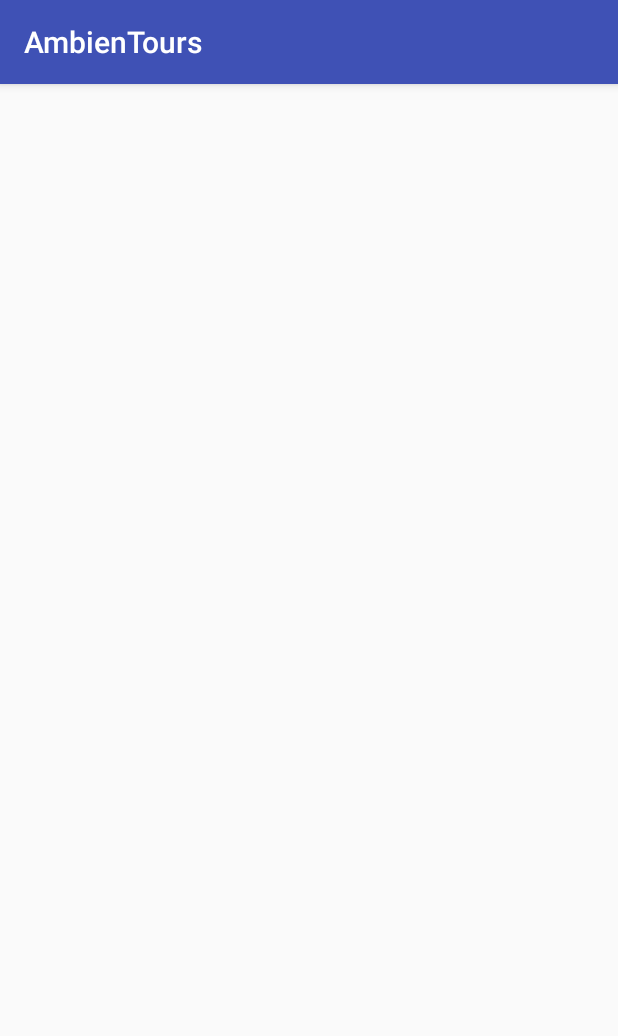
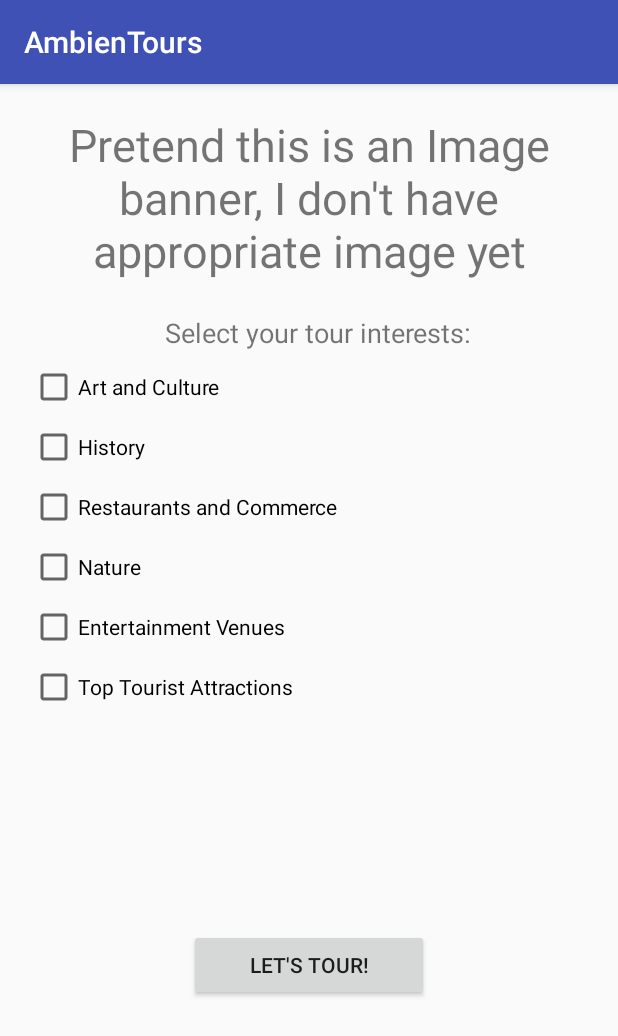
Before and after one commit to keshrs/AmbienTours, an Android app: the InterestSelectionActivity screen opened directly, with no data from a screen before it, on a phone screen of 412 x 824 dp. Shown: the top 1036 px of the screen. Run offline under Robolectric (Android 15) with nearby library versions, the phone set to English and light mode, and no system bars.

Commit message:
Fill out interest selection activity.

```diff
--- a/app/src/main/java/com/rikeshsubedi/ambientours/WelcomeActivity.java
+++ b/app/src/main/java/com/rikeshsubedi/ambientours/WelcomeActivity.java
@@ -20,7 +20,6 @@ public class WelcomeActivity extends AppCompatActivity {
             public void onClick(View v) {
                 Intent gotoOptions = new Intent(WelcomeActivity.this, InterestSelectionActivity.class);
                 startActivity(gotoOptions);
-                finish();
             }
         });
     }
--- a/app/src/main/res/layout/activity_interest_selection.xml
+++ b/app/src/main/res/layout/activity_interest_selection.xml
@@ -6,4 +6,104 @@
     android:layout_height="match_parent"
     tools:context=".InterestSelectionActivity">
 
+    <TextView
+        android:id="@+id/textView4"
+        android:layout_width="367dp"
+        android:layout_height="118dp"
+        android:layout_marginEnd="8dp"
+        android:layout_marginStart="8dp"
+        android:layout_marginTop="20dp"
+        android:text="Pretend this is an Image banner, I don't have appropriate image yet"
+        android:textAlignment="center"
+        android:textSize="30sp"
+        app:layout_constraintEnd_toEndOf="parent"
+        app:layout_constraintStart_toStartOf="parent"
+        app:layout_constraintTop_toTopOf="parent" />
+
+    <Button
+        android:id="@+id/btnTour"
+        android:layout_width="160dp"
+        android:layout_height="wrap_content"
+        android:layout_marginBottom="20dp"
+        android:layout_marginEnd="8dp"
+        android:layout_marginStart="8dp"
+        android:layout_marginTop="8dp"
+        android:text="@string/lets_tour"
+        app:layout_constraintBottom_toBottomOf="parent"
+        app:layout_constraintEnd_toEndOf="parent"
+        app:layout_constraintStart_toStartOf="parent"
+        app:layout_constraintTop_toBottomOf="@+id/chkTouristAttractions" />
+
+    <TextView
+        android:id="@+id/textView5"
+        android:layout_width="wrap_content"
+        android:layout_height="wrap_content"
+        android:layout_marginEnd="8dp"
+        android:layout_marginStart="20dp"
+        android:layout_marginTop="15dp"
+        android:text="@string/select_prompt"
+        android:textSize="18sp"
+        app:layout_constraintEnd_toEndOf="parent"
+        app:layout_constraintStart_toStartOf="parent"
+        app:layout_constraintTop_toBottomOf="@+id/textView4" />
+
+    <CheckBox
+        android:id="@+id/chkHistory"
+        android:layout_width="wrap_content"
+        android:layout_height="wrap_content"
+        android:layout_marginStart="20dp"
+        android:layout_marginTop="8dp"
+        android:text="@string/history"
+        app:layout_constraintStart_toStartOf="parent"
+        app:layout_constraintTop_toBottomOf="@+id/chkArtCulture" />
+
+    <CheckBox
+        android:id="@+id/chkArtCulture"
+        android:layout_width="wrap_content"
+        android:layout_height="wrap_content"
+        android:layout_marginStart="20dp"
+        android:layout_marginTop="8dp"
+        android:text="@string/art_and_culture"
+        app:layout_constraintStart_toStartOf="parent"
+        app:layout_constraintTop_toBottomOf="@+id/textView5" />
+
+    <CheckBox
+        android:id="@+id/chkRestaurantsCommerce"
+        android:layout_width="wrap_content"
+        android:layout_height="wrap_content"
+        android:layout_marginStart="20dp"
+        android:layout_marginTop="8dp"
+        android:text="@string/restaurants_and_commerce"
+        app:layout_constraintStart_toStartOf="parent"
+        app:layout_constraintTop_toBottomOf="@+id/chkHistory" />
+
+    <CheckBox
+        android:id="@+id/chkNature"
+        android:layout_width="wrap_content"
+        android:layout_height="wrap_content"
+        android:layout_marginStart="20dp"
+        android:layout_marginTop="8dp"
+        android:text="@string/nature"
+        app:layout_constraintStart_toStartOf="parent"
+        app:layout_constraintTop_toBottomOf="@+id/chkRestaurantsCommerce" />
+
+    <CheckBox
+        android:id="@+id/chkEntertainment"
+        android:layout_width="wrap_content"
+        android:layout_height="wrap_content"
+        android:layout_marginStart="20dp"
+        android:layout_marginTop="8dp"
+        android:text="@string/entertainment_venues"
+        app:layout_constraintStart_toStartOf="parent"
+        app:layout_constraintTop_toBottomOf="@+id/chkNature" />
+
+    <CheckBox
+        android:id="@+id/chkTouristAttractions"
+        android:layout_width="wrap_content"
+        android:layout_height="wrap_content"
+        android:layout_marginStart="20dp"
+        android:layout_marginTop="8dp"
+        android:text="@string/top_attractions"
+        app:layout_constraintStart_toStartOf="parent"
+        app:layout_constraintTop_toBottomOf="@+id/chkEntertainment" />
 </android.support.constraint.ConstraintLayout>
--- a/app/src/main/res/values/strings.xml
+++ b/app/src/main/res/values/strings.xml
@@ -4,4 +4,12 @@
     <string name="begin_tour">Begin Tour</string>
     <string name="gt">GT</string>
     <string name="at">at</string>
+    <string name="lets_tour">Let\'s Tour!</string>
+    <string name="select_prompt">Select your tour interests:</string>
+    <string name="history">History</string>
+    <string name="art_and_culture">Art and Culture</string>
+    <string name="restaurants_and_commerce">Restaurants and Commerce</string>
+    <string name="nature">Nature</string>
+    <string name="entertainment_venues">Entertainment Venues</string>
+    <string name="top_attractions">Top Tourist Attractions</string>
 </resources>
```
